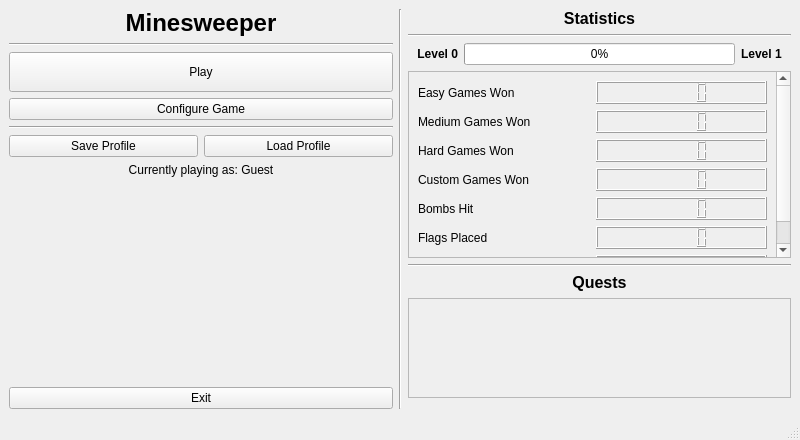
First picture: the form in src/ui/menuwindow.ui, repository anton-fischer/cpp-minesweeper, before the edit.
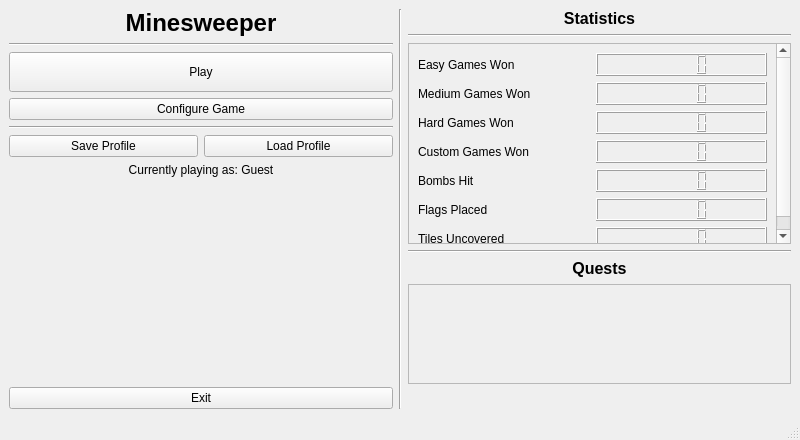
Second picture: the form after the edit.

What changed in the file:
```diff
--- a/src/ui/menuwindow.ui
+++ b/src/ui/menuwindow.ui
@@ -162,85 +162,6 @@
           <property name="topMargin">
            <number>0</number>
           </property>
-          <item>
-           <widget class="QLabel" name="lbl_currentLevel">
-            <property name="minimumSize">
-             <size>
-              <width>0</width>
-              <height>0</height>
-             </size>
-            </property>
-            <property name="maximumSize">
-             <size>
-              <width>50</width>
-              <height>20</height>
-             </size>
-            </property>
-            <property name="font">
-             <font>
-              <bold>true</bold>
-             </font>
-            </property>
-            <property name="layoutDirection">
-             <enum>Qt::LayoutDirection::LeftToRight</enum>
-            </property>
-            <property name="text">
-             <string>Level 0</string>
-            </property>
-            <property name="alignment">
-             <set>Qt::AlignmentFlag::AlignRight|Qt::AlignmentFlag::AlignTrailing|Qt::AlignmentFlag::AlignVCenter</set>
-            </property>
-           </widget>
-          </item>
-          <item>
-           <widget class="QProgressBar" name="progressBar_currentXp">
-            <property name="sizePolicy">
-             <sizepolicy hsizetype="Minimum" vsizetype="Fixed">
-              <horstretch>0</horstretch>
-              <verstretch>0</verstretch>
-             </sizepolicy>
-            </property>
-            <property name="maximumSize">
-             <size>
-              <width>16777215</width>
-              <height>16777215</height>
-             </size>
-            </property>
-            <property name="value">
-             <number>0</number>
-            </property>
-           </widget>
-          </item>
-          <item>
-           <widget class="QLabel" name="lbl_nextLevel">
-            <property name="sizePolicy">
-             <sizepolicy hsizetype="Preferred" vsizetype="Preferred">
-              <horstretch>0</horstretch>
-              <verstretch>0</verstretch>
-             </sizepolicy>
-            </property>
-            <property name="minimumSize">
-             <size>
-              <width>50</width>
-              <height>0</height>
-             </size>
-            </property>
-            <property name="maximumSize">
-             <size>
-              <width>50</width>
-              <height>20</height>
-             </size>
-            </property>
-            <property name="font">
-             <font>
-              <bold>true</bold>
-             </font>
-            </property>
-            <property name="text">
-             <string>Level 1</string>
-            </property>
-           </widget>
-          </item>
          </layout>
         </item>
         <item>
@@ -406,6 +327,21 @@
             </rect>
            </property>
            <layout class="QVBoxLayout" name="verticalLayout_4">
+            <property name="spacing">
+             <number>5</number>
+            </property>
+            <property name="leftMargin">
+             <number>5</number>
+            </property>
+            <property name="topMargin">
+             <number>5</number>
+            </property>
+            <property name="rightMargin">
+             <number>5</number>
+            </property>
+            <property name="bottomMargin">
+             <number>5</number>
+            </property>
             <item>
              <layout class="QVBoxLayout" name="quests_container"/>
             </item>
```
Left out of the diff: 6 changed lines with no effect on the pictures.
